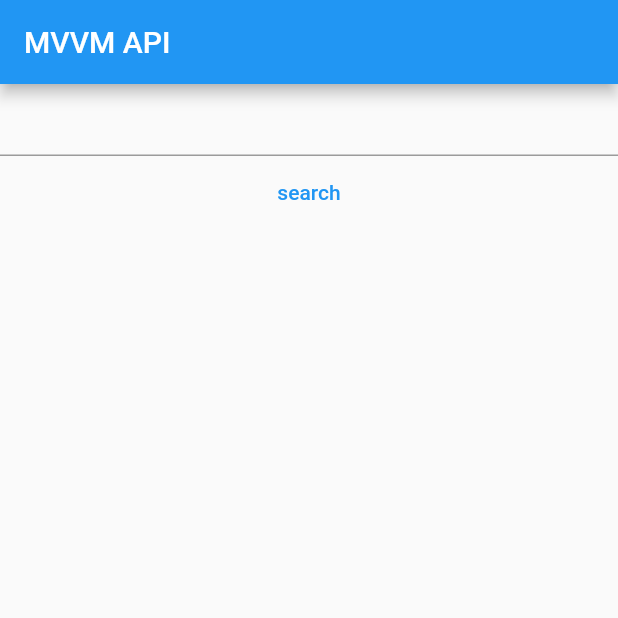
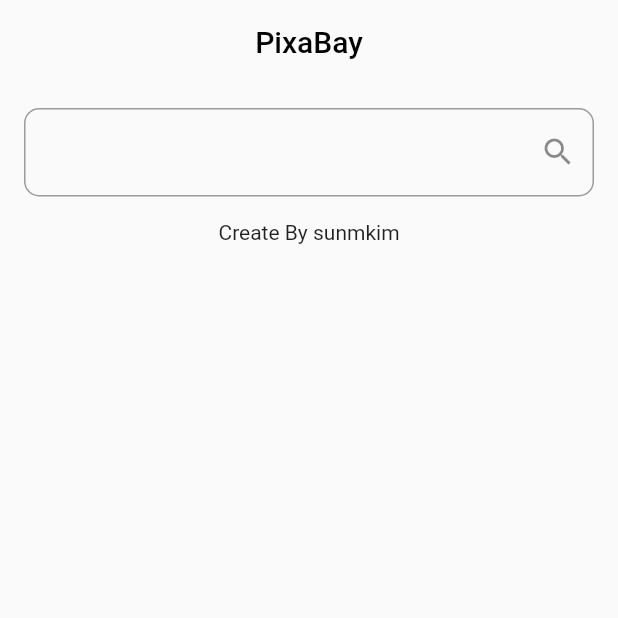
Before and after one commit to BGM-109/mvvmapi, a Flutter app: the screen it shows after launch, on a phone screen of 412 x 824 dp, the top half of it. Run offline on Flutter 3.47's test engine with Material 2 defaults, Android fonts, the phone set to English and light mode, and no system bars; network calls fail.

Commit message:
Change UI

```diff
--- a/lib/main.dart
+++ b/lib/main.dart
@@ -47,29 +47,62 @@
     bool isLoading = context.watch<PostProvider>().isLoading;
     return Scaffold(
       appBar: AppBar(
-        title: Text("MVVM API"),
+        centerTitle: true,
+        title: const Text(
+          "PixaBay",
+          style: TextStyle(color: Colors.black),
+        ),
+        backgroundColor: Colors.transparent,
+        elevation: 0,
       ),
       body: Column(
         children: [
-          TextField(
-            controller: _controller,
+          Padding(
+            padding: const EdgeInsets.all(16.0),
+            child: TextField(
+              decoration: InputDecoration(
+                  border: const OutlineInputBorder(
+                    borderRadius: BorderRadius.all(
+                      Radius.circular(10.0),
+                    ),
+                  ),
+                  suffixIcon: IconButton(
+                      onPressed: () {
+                        if (_controller.text.isNotEmpty) {
+                          context
+                              .read<PostProvider>()
+                              .getPostList(_controller.text);
+                          _controller.clear();
+                        }
+                      },
+                      icon: const Icon(Icons.search))),
+              controller: _controller,
+            ),
           ),
-          TextButton(
-              onPressed: () {
-                if (_controller.text.isNotEmpty) {
-                  context.read<PostProvider>().getPostList(_controller.text);
-                  _controller.clear();
-                }
-              },
-              child: const Text("search")),
+          const Text("Create By sunmkim"),
+          const SizedBox(
+            height: 16,
+          ),
           isLoading
-              ? const CircularProgressIndicator()
+              ? const Center(child: CircularProgressIndicator())
               : Expanded(
-                  child: ListView(
+                  child: GridView(
+                    padding: const EdgeInsets.all(16.0),
+                    gridDelegate:
+                        const SliverGridDelegateWithFixedCrossAxisCount(
+                            crossAxisCount: 2,
+                            crossAxisSpacing: 16,
+                            mainAxisSpacing: 16),
                     children: posts
                         .map((post) => Container(
-                              height: 50.0,
-                              child: Text(post.tags),
+                              decoration: BoxDecoration(
+                                image: DecorationImage(
+                                    fit: BoxFit.cover,
+                                    image: NetworkImage(post.previewURL)),
+                                borderRadius:
+                                   const BorderRadius.all(Radius.circular(16.0)),
+                              ),
+                              height: 100.0,
                             ))
                         .toList(),
                   ),
```
